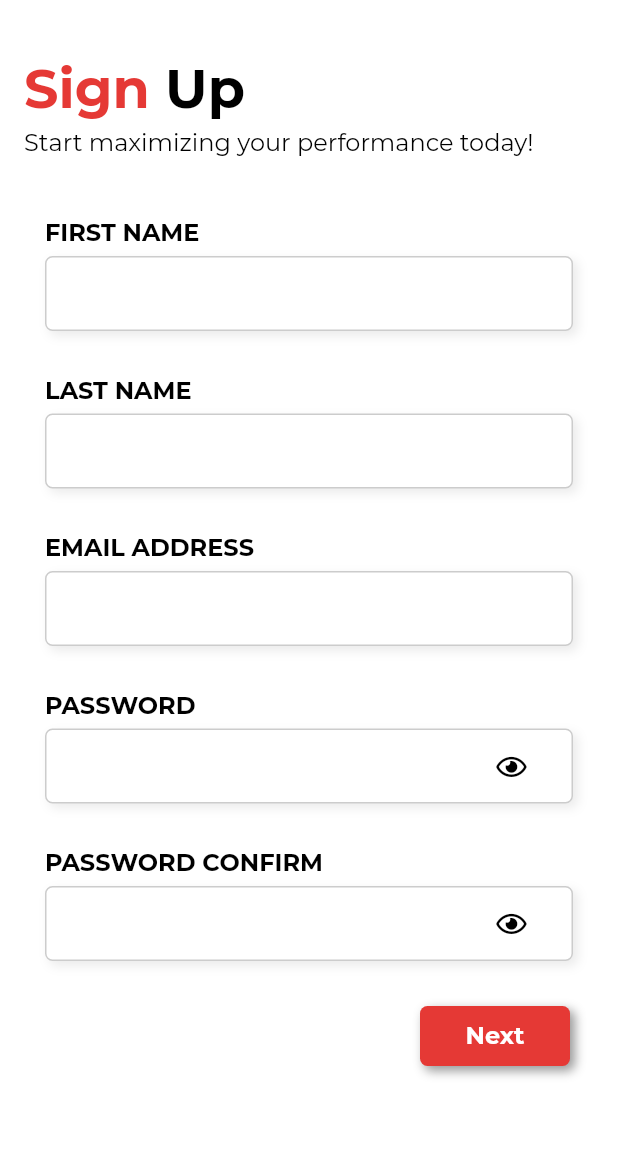
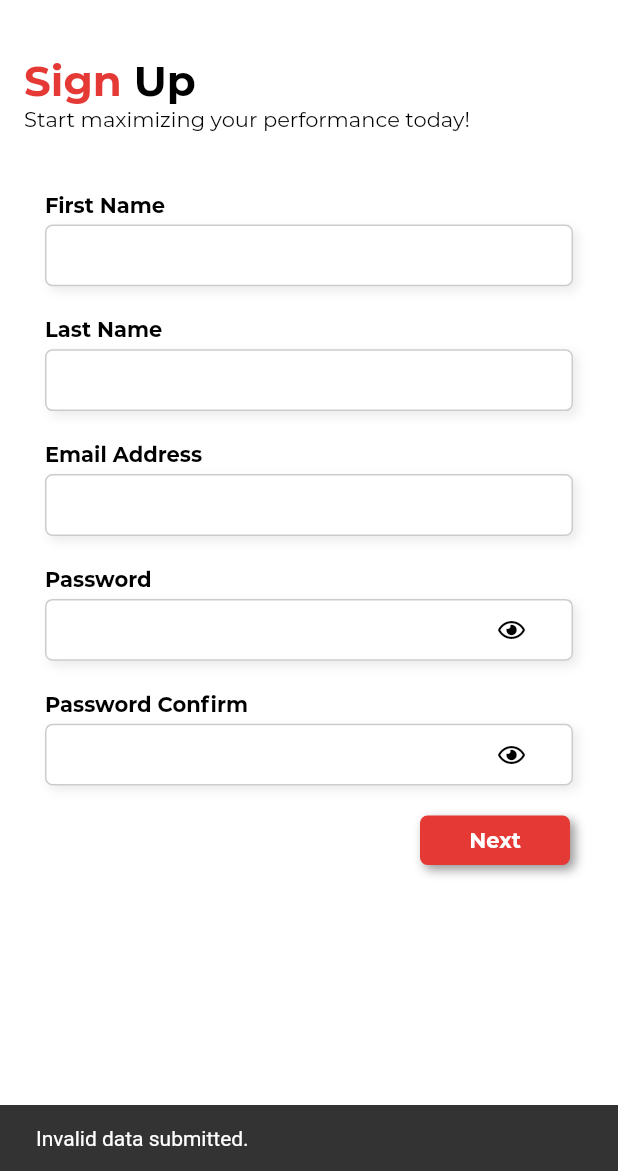
Before and after one commit to briceallard/maximize, a Flutter app: the RegisterPage screen opened directly, after a tap on "Next", on a phone screen of 412 x 824 dp, the part 65-1236 px from its top. Run offline on Flutter 3.47's test engine with Material 2 defaults, Android fonts, the phone set to English and light mode, and no system bars; our stand-ins replace cloud_firestore, firebase_auth, font_awesome_flutter; accounts and stored records are empty; network calls fail; project files that could hold a hidden picture were left out.

Commit message:
Modified layout for varying size devices

```diff
--- /dev/null
+++ b/lib/app/models/userMeasurements.dart
@@ -0,0 +1,67 @@
+class UserMeasurements {
+  final double neck;
+  final double shoulders;
+  final double chest;
+  final double leftBicep;
+  final double rightBicep;
+  final double waist;
+  final double hips;
+  final double leftThigh;
+  final double rightThigh;
+
+  UserMeasurements({
+    this.neck,
+    this.shoulders,
+    this.chest,
+    this.leftBicep,
+    this.rightBicep,
+    this.waist,
+    this.hips,
+    this.leftThigh,
+    this.rightThigh,
+  });
+
+  UserMeasurements.fromMap(Map<String, dynamic> data)
+      : neck = data["neck"],
+        shoulders = data["shoulders"],
+        chest = data["chest"],
+        leftBicep = data["leftBicep"],
+        rightBicep = data["rightBicep"],
+        waist = data["waist"],
+        hips = data["hips"],
+        leftThigh = data["leftThigh"],
+        rightThigh = data["rightThigh"] {
+    assert(data["neck"] != null, "neck is missing");
+    assert(data["shoulders"] != null, "shoulders is missing");
+    assert(data["chest"] != null, "chest is missing");
+    assert(data["leftBicep"] != null, "leftBicep is missing");
+    assert(data["rightBicep"] != null, "rightBicep is missing");
+    assert(data["waist"] != null, "waist is missing");
+    assert(data["hips"] != null, "hips is missing");
+    assert(data["leftThigh"] != null, "leftThigh is missing");
+    assert(data["rightThigh"] != null, "rightThigh is missing");
+  }
+
+  UserMeasurements.initial()
+      : neck = 0.0,
+        shoulders = 0.0,
+        chest = 0.0,
+        leftBicep = 0.0,
+        rightBicep = 0.0,
+        waist = 0.0,
+        hips = 0.0,
+        leftThigh = 0.0,
+        rightThigh = 0.0;
+
+  Map<String, dynamic> toMap() => {
+        'neck': neck,
+        'shoulders': shoulders,
+        'chest': chest,
+        'leftBicep': leftBicep,
+        'rightBicep': rightBicep,
+        'waist': waist,
+        'hips': hips,
+        'leftThigh': leftThigh,
+        'rightThigh': rightThigh,
+      };
+}
--- a/lib/app/pages/register/register_page.dart
+++ b/lib/app/pages/register/register_page.dart
@@ -1,6 +1,7 @@
 import 'package:flutter/material.dart';
 import 'package:flutter/services.dart';
 import 'package:font_awesome_flutter/font_awesome_flutter.dart';
+import 'package:maximize/app/models/user_model.dart';
 import 'package:maximize/app/repositories/auth_repository.dart';
 import 'package:maximize/app/utils/constants/theme_data.dart';
 import 'package:maximize/app/widgets/custom_app_bar.dart';
@@ -82,7 +83,7 @@ class _RegisterPageState extends State<RegisterPage>
 
   Widget _buildTitle() {
     return Container(
-      margin: EdgeInsets.only(top: 20.0, bottom: 5.0),
+      margin: EdgeInsets.only(top: 20.0),
       child: Row(
         mainAxisSize: MainAxisSize.max,
         mainAxisAlignment: MainAxisAlignment.start,
@@ -90,7 +91,7 @@ class _RegisterPageState extends State<RegisterPage>
           Text(
             'Sign ',
             style: TextStyle(
-              fontSize: 36.0,
+              fontSize: 28.0,
               color: Colors.red[600],
               fontWeight: FontWeight.w800,
             ),
@@ -98,7 +99,7 @@ class _RegisterPageState extends State<RegisterPage>
           Text(
             'Up',
             style: TextStyle(
-              fontSize: 36.0,
+              fontSize: 28.0,
               color: Colors.black,
               fontWeight: FontWeight.w800,
             ),
@@ -113,7 +114,7 @@ class _RegisterPageState extends State<RegisterPage>
       'Start maximizing your performance today!',
       style: TextStyle(
         color: Colors.black,
-        fontSize: 16.0,
+        fontSize: 14.0,
         fontWeight: FontWeight.w500,
       ),
     );
@@ -129,15 +130,15 @@ class _RegisterPageState extends State<RegisterPage>
           crossAxisAlignment: CrossAxisAlignment.start,
           children: <Widget>[
             _firstNameTextField(),
-            SizedBox(height: 30.0),
+            SizedBox(height: 20.0),
             _lastNameTextField(),
-            SizedBox(height: 30.0),
+            SizedBox(height: 20.0),
             _emailTextField(),
-            SizedBox(height: 30.0),
+            SizedBox(height: 20.0),
             _passwordTextField(),
-            SizedBox(height: 30.0),
+            SizedBox(height: 20.0),
             _passwordConfirmTextField(),
-            SizedBox(height: 30.0),
+            SizedBox(height: 20.0),
           ],
         ),
       ),
@@ -151,17 +152,17 @@ class _RegisterPageState extends State<RegisterPage>
           mainAxisAlignment: MainAxisAlignment.start,
           children: <Widget>[
             Text(
-              'FIRST NAME',
+              'First Name',
               style: TextStyle(
                 color: Colors.black,
-                fontSize: 16.0,
+                fontSize: 14.0,
                 fontWeight: FontWeight.w600,
               ),
             ),
           ],
         ),
         Container(
-          height: 50.0,
+          height: MediaQuery.of(context).size.height * 0.05,
           padding: EdgeInsets.symmetric(horizontal: 16.0),
           margin: EdgeInsets.only(top: 5.0),
           decoration: BoxDecoration(
@@ -186,7 +187,7 @@ class _RegisterPageState extends State<RegisterPage>
             ),
             style: TextStyle(
               color: Colors.black,
-              fontSize: 16.0,
+              fontSize: 14.0,
               fontWeight: FontWeight.w400,
             ),
           ),
@@ -202,17 +203,17 @@ class _RegisterPageState extends State<RegisterPage>
           mainAxisAlignment: MainAxisAlignment.start,
           children: <Widget>[
             Text(
-              'LAST NAME',
+              'Last Name',
               style: TextStyle(
                 color: Colors.black,
-                fontSize: 16.0,
+                fontSize: 14.0,
                 fontWeight: FontWeight.w600,
               ),
             ),
           ],
         ),
         Container(
-          height: 50.0,
+          height: MediaQuery.of(context).size.height * 0.05,
           padding: EdgeInsets.symmetric(horizontal: 16.0),
           margin: EdgeInsets.only(top: 5.0),
           decoration: BoxDecoration(
@@ -237,7 +238,7 @@ class _RegisterPageState extends State<RegisterPage>
             ),
             style: TextStyle(
               color: Colors.black,
-              fontSize: 16.0,
+              fontSize: 14.0,
               fontWeight: FontWeight.w400,
             ),
           ),
@@ -253,17 +254,17 @@ class _RegisterPageState extends State<RegisterPage>
           mainAxisAlignment: MainAxisAlignment.start,
           children: <Widget>[
             Text(
-              'EMAIL ADDRESS',
+              'Email Address',
               style: TextStyle(
                 color: Colors.black,
-                fontSize: 16.0,
+                fontSize: 14.0,
                 fontWeight: FontWeight.w600,
               ),
             ),
           ],
         ),
         Container(
-          height: 50.0,
+          height: MediaQuery.of(context).size.height * 0.05,
           padding: EdgeInsets.symmetric(horizontal: 16.0),
           margin: EdgeInsets.only(top: 5.0),
           decoration: BoxDecoration(
@@ -287,7 +288,7 @@ class _RegisterPageState extends State<RegisterPage>
             ),
             style: TextStyle(
               color: Colors.black,
-              fontSize: 16.0,
+              fontSize: 14.0,
               fontWeight: FontWeight.w400,
             ),
           ),
@@ -303,17 +304,17 @@ class _RegisterPageState extends State<RegisterPage>
           mainAxisAlignment: MainAxisAlignment.start,
           children: <Widget>[
             Text(
-              'PASSWORD',
+              'Password',
               style: TextStyle(
                 color: Colors.black,
-                fontSize: 16.0,
+                fontSize: 14.0,
                 fontWeight: FontWeight.w600,
               ),
             ),
           ],
         ),
         Container(
-          height: 50.0,
+          height: MediaQuery.of(context).size.height * 0.05,
           padding: EdgeInsets.symmetric(horizontal: 16.0),
           margin: EdgeInsets.only(top: 5.0),
           decoration: BoxDecoration(
@@ -342,13 +343,13 @@ class _RegisterPageState extends State<RegisterPage>
                         ? FontAwesomeIcons.eye
                         : FontAwesomeIcons.eyeSlash,
                     color: Colors.black,
-                    size: 18.0,
+                    size: 16.0,
                   ),
                 )),
             style: TextStyle(
               color: Colors.black,
-              fontSize: _obscurePassword ? 18.0 : 16.0,
-              fontWeight: FontWeight.w400,
+              fontSize: _obscurePassword ? 14.0 : 12.0,
+              fontWeight: _obscurePassword ? FontWeight.w600 : FontWeight.w400,
             ),
           ),
         ),
@@ -363,17 +364,17 @@ class _RegisterPageState extends State<RegisterPage>
           mainAxisAlignment: MainAxisAlignment.start,
           children: <Widget>[
             Text(
-              'PASSWORD CONFIRM',
+              'Password Confirm',
               style: TextStyle(
                 color: Colors.black,
-                fontSize: 16.0,
+                fontSize: 14.0,
                 fontWeight: FontWeight.w600,
               ),
             ),
           ],
         ),
         Container(
-          height: 50.0,
+          height: MediaQuery.of(context).size.height * 0.05,
           padding: EdgeInsets.symmetric(horizontal: 16.0),
           margin: EdgeInsets.only(top: 5.0),
           decoration: BoxDecoration(
@@ -402,13 +403,13 @@ class _RegisterPageState extends State<RegisterPage>
                         ? FontAwesomeIcons.eye
                         : FontAwesomeIcons.eyeSlash,
                     color: Colors.black,
-                    size: 18.0,
+                    size: 16.0,
                   ),
                 )),
             style: TextStyle(
               color: Colors.black,
-              fontSize: _obscurePassword ? 18.0 : 16.0,
-              fontWeight: FontWeight.w400,
+              fontSize: _obscurePassword ? 14.0 : 12.0,
+              fontWeight: _obscurePassword ? FontWeight.w600 : FontWeight.w400,
             ),
           ),
         ),
@@ -422,7 +423,7 @@ class _RegisterPageState extends State<RegisterPage>
       child: Container(
         alignment: Alignment.bottomRight,
         margin: EdgeInsets.only(right: 16.0),
-        height: 40.0,
+        height: MediaQuery.of(context).size.height * 0.04,
         width: 100.0,
         decoration: BoxDecoration(
           borderRadius: BorderRadius.circular(5.0),
@@ -444,36 +445,18 @@ class _RegisterPageState extends State<RegisterPage>
               'Next',
               style: TextStyle(
                 color: Colors.white,
-                fontSize: 16.0,
+                fontSize: 14.0,
                 fontWeight: FontWeight.w600,
               ),
             ),
-            onPressed: () async {
-              try {
-                // Do some error checking for text contents here
-              } catch (e) {
-                if (e.code == 'ERROR_USER_NOT_FOUND') {
-                  _scaffoldKey.currentState.showSnackBar(
-                    SnackBar(
-                      content: Text('Incorrect email or password.'),
-                      duration: Duration(seconds: 3),
-                    ),
-                  );
-                } else if (e.message == 'Given String is empty or null') {
-                  _scaffoldKey.currentState.showSnackBar(
-                    SnackBar(
-                      content: Text('Email and Password must be valid.'),
-                      duration: Duration(seconds: 3),
-                    ),
-                  );
-                } else {
-                  _scaffoldKey.currentState.showSnackBar(
-                    SnackBar(
-                      content: Text(e.message),
-                      duration: Duration(seconds: 3),
-                    ),
-                  );
-                }
+            onPressed: () {
+              if (_registerFormKey.currentState.validate()) {
+                _scaffoldKey.currentState.showSnackBar(
+                  SnackBar(
+                    content: Text('Invalid data submitted.'),
+                    duration: Duration(seconds: 3),
+                  ),
+                );
               }
             },
           ),
```
Also changed, not shown: lib/app/models/user_model.dart (+9 -14 lines), lib/app/pages/forgotPassword/forgot_password.dart (+11 -11 lines), lib/app/pages/login/login_page.dart (+36 -36 lines).
